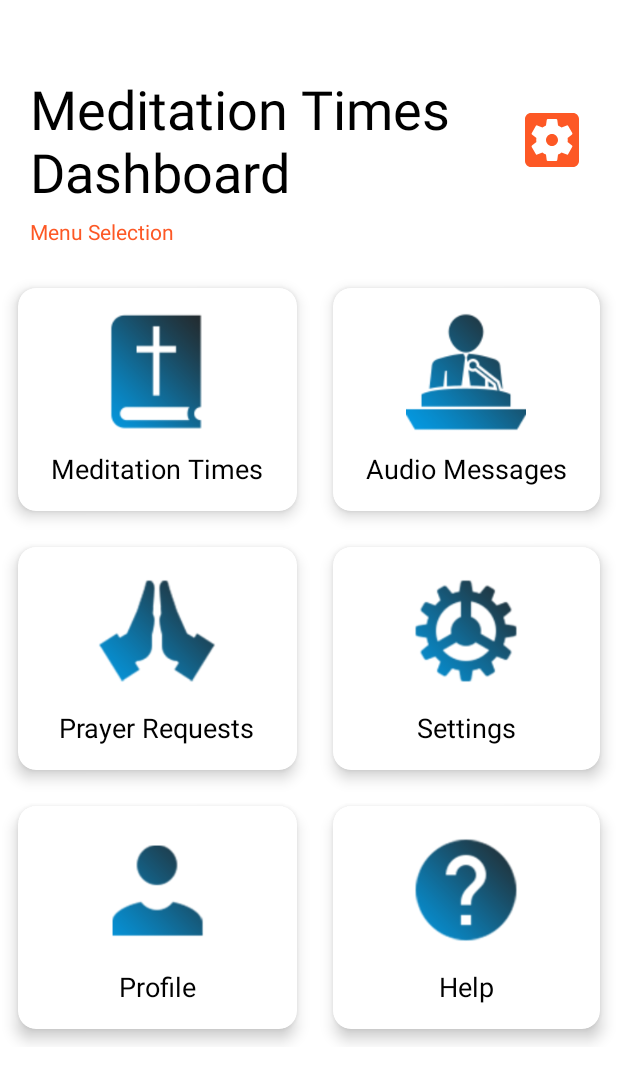
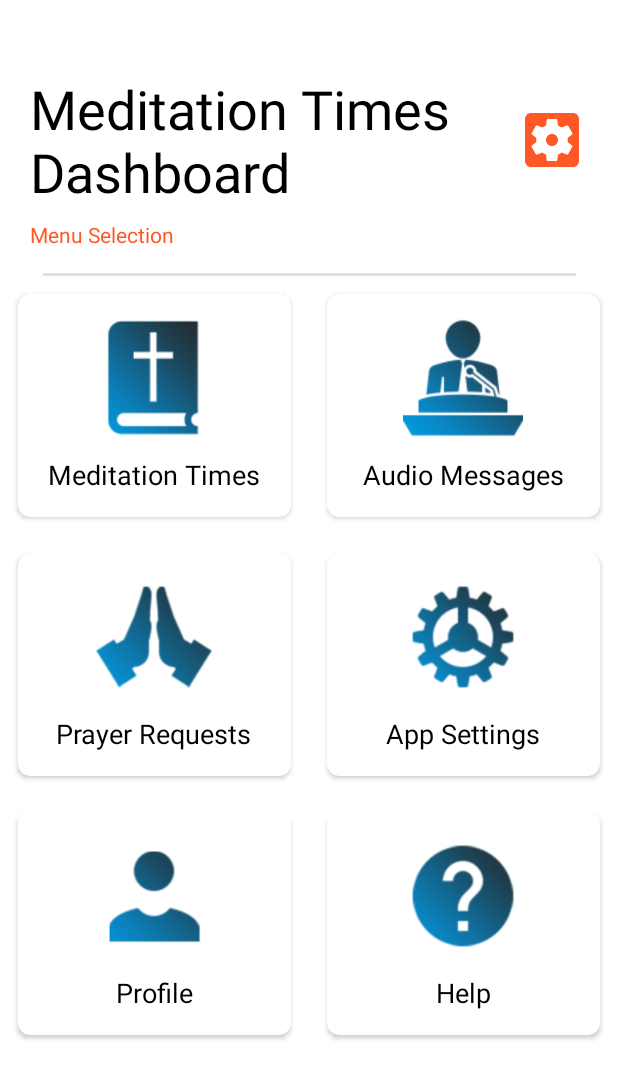
Before and after one commit to geehyness/Meditation-Times-App, an Android app: the HomeActivity screen opened directly, with no data from a screen before it, on a phone screen of 412 x 824 dp. Shown: the top 1083 px of the screen. Run offline under Robolectric (Android 15) with nearby library versions, the phone set to English and light mode, and no system bars; 1 statement that could not run was skipped.

Commit message:
refined dashboard ui

```diff
--- a/HLCMT2/app/src/main/AndroidManifest.xml
+++ b/HLCMT2/app/src/main/AndroidManifest.xml
@@ -1,5 +1,6 @@
 <?xml version="1.0" encoding="utf-8"?>
 <manifest xmlns:android="http://schemas.android.com/apk/res/android"
+    xmlns:tools="http://schemas.android.com/tools"
     package="com.hw.hlcmt">
 
     <uses-permission android:name="android.permission.INTERNET" />
@@ -10,8 +11,10 @@
         android:label="@string/app_name"
         android:roundIcon="@drawable/ic_mt_accent"
         android:supportsRtl="true"
-        android:theme="@style/AppTheme">
-        <activity android:name=".JavaActivities.Admin.AdminActivity"></activity>
+        android:theme="@style/AppTheme"
+        tools:ignore="GoogleAppIndexingWarning">
+
+        <activity android:name=".JavaActivities.Admin.AdminActivity" />
         <activity android:name=".JavaActivities.Dashboard.Items.HelpActivity" />
         <activity android:name=".JavaActivities.Dashboard.Items.ProfileActivity" />
         <activity android:name=".JavaActivities.Dashboard.Items.SettingsActivity" />
@@ -30,13 +33,14 @@
         <activity android:name=".JavaActivities.Dashboard.HomeActivity" />
         <activity android:name=".JavaActivities.UserManagement.LoginActivity" />
         <activity android:name=".JavaActivities.UserManagement.RegisterActivity" />
+
         <activity android:name=".MainActivity">
             <intent-filter>
                 <action android:name="android.intent.action.MAIN" />
-
                 <category android:name="android.intent.category.LAUNCHER" />
             </intent-filter>
         </activity>
+
     </application>
 
 </manifest>
--- a/HLCMT2/app/src/main/res/layout/activity_home.xml
+++ b/HLCMT2/app/src/main/res/layout/activity_home.xml
@@ -55,24 +55,44 @@
                 app:layout_constraintTop_toTopOf="@+id/txtDashboard"
                 app:srcCompat="@drawable/ic_admin_settings" />
 
+            <View
+                android:id="@+id/divider13"
+                android:layout_width="355dp"
+                android:layout_height="2dp"
+                android:layout_marginStart="8dp"
+                android:layout_marginTop="16dp"
+                android:layout_marginEnd="8dp"
+                android:background="?android:attr/listDivider"
+                app:layout_constraintEnd_toEndOf="parent"
+                app:layout_constraintStart_toStartOf="parent"
+                app:layout_constraintTop_toBottomOf="@+id/textView11" />
+
         </android.support.constraint.ConstraintLayout>
 
-        <GridLayout
-            android:columnCount="2"
-            android:rowCount="3"
-            android:alignmentMode="alignMargins"
-            android:columnOrderPreserved="false"
+        <LinearLayout
             android:layout_width="match_parent"
-            android:layout_height="wrap_content">
+            android:layout_height="wrap_content"
+            android:orientation="vertical"
+            app:layout_constraintEnd_toEndOf="parent"
+            app:layout_constraintStart_toStartOf="parent"
+            app:layout_constraintTop_toTopOf="parent">
+
+            <LinearLayout
+                android:layout_width="match_parent"
+                android:layout_height="match_parent"
+                android:layout_weight="1">
 
                 <android.support.v7.widget.CardView
-                android:layout_width="wrap_content"
+                    android:layout_width="0dp"
                     android:layout_height="wrap_content"
-                android:layout_columnWeight="1"
-                android:layout_rowWeight="1"
-                app:cardElevation="6dp"
-                app:cardCornerRadius="12dp"
-                android:layout_margin="12dp">
+                    android:layout_weight="1"
+                    android:gravity="center"
+                    android:layout_margin="12dp"
+                    android:elevation="12dp"
+                    app:cardCornerRadius="8dp"
+                    android:layout_centerHorizontal="true"
+                    android:innerRadius="0dp"
+                    android:thicknessRatio="1.9">
 
                     <LinearLayout
                         android:id="@+id/btnDBMtMSG"
@@ -100,13 +120,16 @@
                 </android.support.v7.widget.CardView>
 
                 <android.support.v7.widget.CardView
-                android:layout_width="wrap_content"
+                    android:layout_width="0dp"
                     android:layout_height="wrap_content"
-                android:layout_columnWeight="1"
-                android:layout_rowWeight="1"
-                app:cardElevation="6dp"
-                app:cardCornerRadius="12dp"
-                android:layout_margin="12dp">
+                    android:layout_weight="1"
+                    android:gravity="center"
+                    android:layout_margin="12dp"
+                    android:elevation="12dp"
+                    app:cardCornerRadius="8dp"
+                    android:layout_centerHorizontal="true"
+                    android:innerRadius="0dp"
+                    android:thicknessRatio="1.9">
 
                     <LinearLayout
                         android:id="@+id/btnDBAudioMSG"
@@ -132,14 +155,24 @@
 
                 </android.support.v7.widget.CardView>
 
+            </LinearLayout>
+
+            <LinearLayout
+                android:layout_width="match_parent"
+                android:layout_height="match_parent"
+                android:layout_weight="1">
+
                 <android.support.v7.widget.CardView
-                android:layout_width="wrap_content"
+                    android:layout_width="0dp"
                     android:layout_height="wrap_content"
-                android:layout_columnWeight="1"
-                android:layout_rowWeight="1"
-                app:cardElevation="6dp"
-                app:cardCornerRadius="12dp"
-                android:layout_margin="12dp">
+                    android:layout_weight="1"
+                    android:gravity="center"
+                    android:layout_margin="12dp"
+                    android:elevation="12dp"
+                    app:cardCornerRadius="8dp"
+                    android:layout_centerHorizontal="true"
+                    android:innerRadius="0dp"
+                    android:thicknessRatio="1.9">
 
                     <LinearLayout
                         android:id="@+id/btnDBPrayerReq"
@@ -166,13 +199,16 @@
                 </android.support.v7.widget.CardView>
 
                 <android.support.v7.widget.CardView
-                android:layout_width="wrap_content"
+                    android:layout_width="0dp"
                     android:layout_height="wrap_content"
-                android:layout_columnWeight="1"
-                android:layout_rowWeight="1"
-                app:cardElevation="6dp"
-                app:cardCornerRadius="12dp"
-                android:layout_margin="12dp">
+                    android:layout_weight="1"
+                    android:gravity="center"
+                    android:layout_margin="12dp"
+                    android:elevation="12dp"
+                    app:cardCornerRadius="8dp"
+                    android:layout_centerHorizontal="true"
+                    android:innerRadius="0dp"
+                    android:thicknessRatio="1.9">
 
                     <LinearLayout
                         android:id="@+id/btnDBAppSettings"
@@ -191,21 +227,31 @@
                             android:layout_width="wrap_content"
                             android:layout_height="wrap_content"
                             android:layout_marginTop="12dp"
-                        android:text="Settings"
+                            android:text="App Settings"
                             android:textSize="18dp" />
 
                     </LinearLayout>
 
                 </android.support.v7.widget.CardView>
 
+            </LinearLayout>
+
+            <LinearLayout
+                android:layout_width="match_parent"
+                android:layout_height="match_parent"
+                android:layout_weight="1">
+
                 <android.support.v7.widget.CardView
-                android:layout_width="wrap_content"
+                    android:layout_width="0dp"
                     android:layout_height="wrap_content"
-                android:layout_columnWeight="1"
-                android:layout_rowWeight="1"
-                app:cardElevation="6dp"
-                app:cardCornerRadius="12dp"
-                android:layout_margin="12dp">
+                    android:layout_weight="1"
+                    android:gravity="center"
+                    android:layout_margin="12dp"
+                    android:elevation="12dp"
+                    app:cardCornerRadius="8dp"
+                    android:layout_centerHorizontal="true"
+                    android:innerRadius="0dp"
+                    android:thicknessRatio="1.9">
 
                     <LinearLayout
                         android:id="@+id/btnDBProfile"
@@ -232,13 +278,16 @@
                 </android.support.v7.widget.CardView>
 
                 <android.support.v7.widget.CardView
-                android:layout_width="wrap_content"
+                    android:layout_width="0dp"
                     android:layout_height="wrap_content"
-                android:layout_columnWeight="1"
-                android:layout_rowWeight="1"
-                app:cardElevation="6dp"
-                app:cardCornerRadius="12dp"
-                android:layout_margin="12dp">
+                    android:layout_weight="1"
+                    android:gravity="center"
+                    android:layout_margin="12dp"
+                    android:elevation="12dp"
+                    app:cardCornerRadius="8dp"
+                    android:layout_centerHorizontal="true"
+                    android:innerRadius="0dp"
+                    android:thicknessRatio="1.9">
 
                     <LinearLayout
                         android:id="@+id/btnDBHelp"
@@ -264,7 +313,9 @@
 
                 </android.support.v7.widget.CardView>
 
-        </GridLayout>
+            </LinearLayout>
+
+        </LinearLayout>
 
     </LinearLayout>
 </ScrollView>
```
Lines whose indentation alone changed are shown as unchanged.
